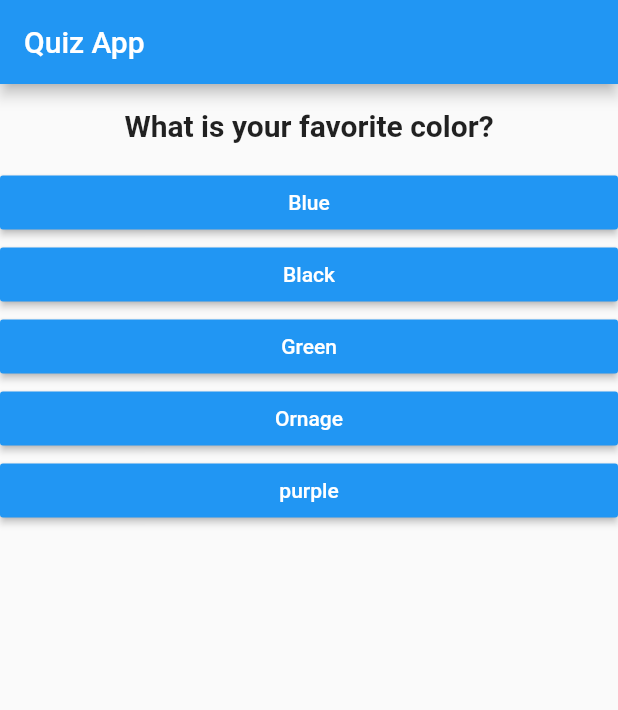
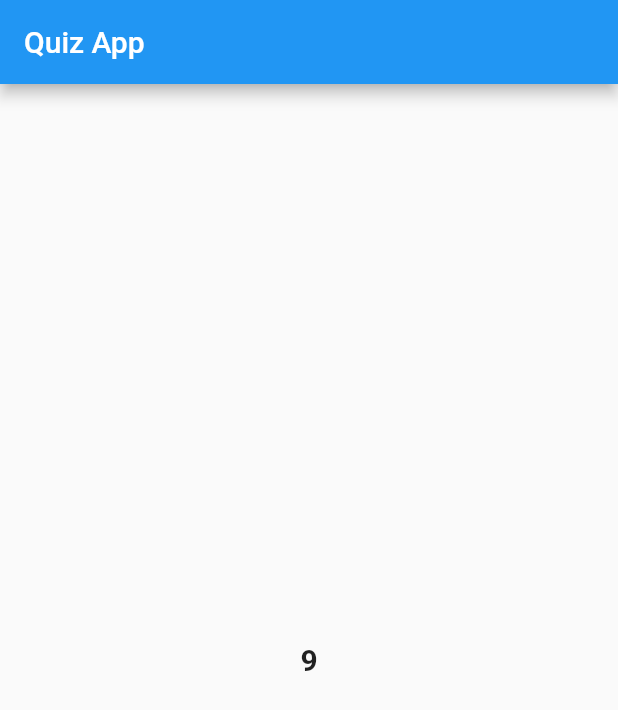
Before and after one commit to KathiravanThirumurthy/Flutter_QuizApp, a Flutter app: the screen it shows after launch, after a tap on "Rajini", after a tap on "No", after a tap on "both", on a phone screen of 412 x 824 dp. Shown: the top 710 px of the screen. Run offline on Flutter 3.47's test engine with Material 2 defaults, Android fonts, the phone set to English and light mode, and no system bars.

```diff
--- a/lib/main.dart
+++ b/lib/main.dart
@@ -1,6 +1,7 @@
 import 'package:flutter/material.dart';
 
 import 'package:quizApp/quiz.dart';
+import 'package:quizApp/result.dart';
 
 void main() {
   runApp(MyApp());
@@ -12,30 +13,40 @@ class MyApp extends StatefulWidget {
 }
 
 class _MyAppState extends State<MyApp> {
-  void _checkAnswer() {
+  void _checkAnswer(int score) {
+    _totalScore += score;
     setState(() {
       _questionIndex++;
     });
-    print(_questionIndex);
   }
 
   var _questionIndex = 0;
+  var _totalScore = 0;
   final _question = [
     {
       'questionText': 'How is your favorite Actor ?',
-      'answerText': ['Rajini', 'Vijay', 'Ajith', 'Kamal'],
+      'answerText': [
+        {'text': 'Rajini', 'score': 4},
+        {'text': 'Vijay', 'score': 3},
+        {'text': 'Ajith', 'score': 2},
+        {'text': 'Kamal', 'score': 1},
+      ],
     },
     {
       'questionText': 'Do you like Coding?',
-      'answerText': ['Yes', 'No', 'both'],
+      'answerText': [
+        {'text': 'Yes', 'score': 4},
+        {'text': 'No', 'score': 3},
+        {'text': 'both', 'score': 2},
+      ],
     },
     {
       'questionText': 'Do you like pets?',
-      'answerText': ['Yes', 'No', 'both'],
-    },
-    {
-      'questionText': 'What is your favorite color?',
-      'answerText': ['Blue', 'Black', 'Green', 'Ornage', 'purple'],
+      'answerText': [
+        {'text': 'Yes', 'score': 4},
+        {'text': 'No', 'score': 3},
+        {'text': 'both', 'score': 2},
+      ],
     },
   ];
   @override
@@ -47,9 +58,7 @@ class _MyAppState extends State<MyApp> {
         ),
         body: _questionIndex < _question.length
             ? Quiz(_question, _questionIndex, _checkAnswer)
-            : Center(
-                child: Text('you did it'),
-              ),
+            : Result(_totalScore),
       ),
     );
   }
--- a/lib/quiz.dart
+++ b/lib/quiz.dart
@@ -12,9 +12,9 @@ class Quiz extends StatelessWidget {
     return Column(
       children: [
         Question(question[questionIndex]['questionText']),
-        ...(question[questionIndex]['answerText'] as List<String>)
+        ...(question[questionIndex]['answerText'] as List<Map<String, Object>>)
             .map((answer) {
-          return Answer(answer, checkAnswer);
+          return Answer(answer['text'], () => checkAnswer(answer['score']));
         }).toList(),
       ],
     );
--- /dev/null
+++ b/lib/result.dart
@@ -0,0 +1,15 @@
+import 'package:flutter/material.dart';
+
+class Result extends StatelessWidget {
+  final int resultScore;
+  Result(this.resultScore);
+  @override
+  Widget build(BuildContext context) {
+    return Center(
+      child: Text(
+        resultScore.toString(),
+        style: TextStyle(fontSize: 20, fontWeight: FontWeight.bold),
+      ),
+    );
+  }
+}
```
